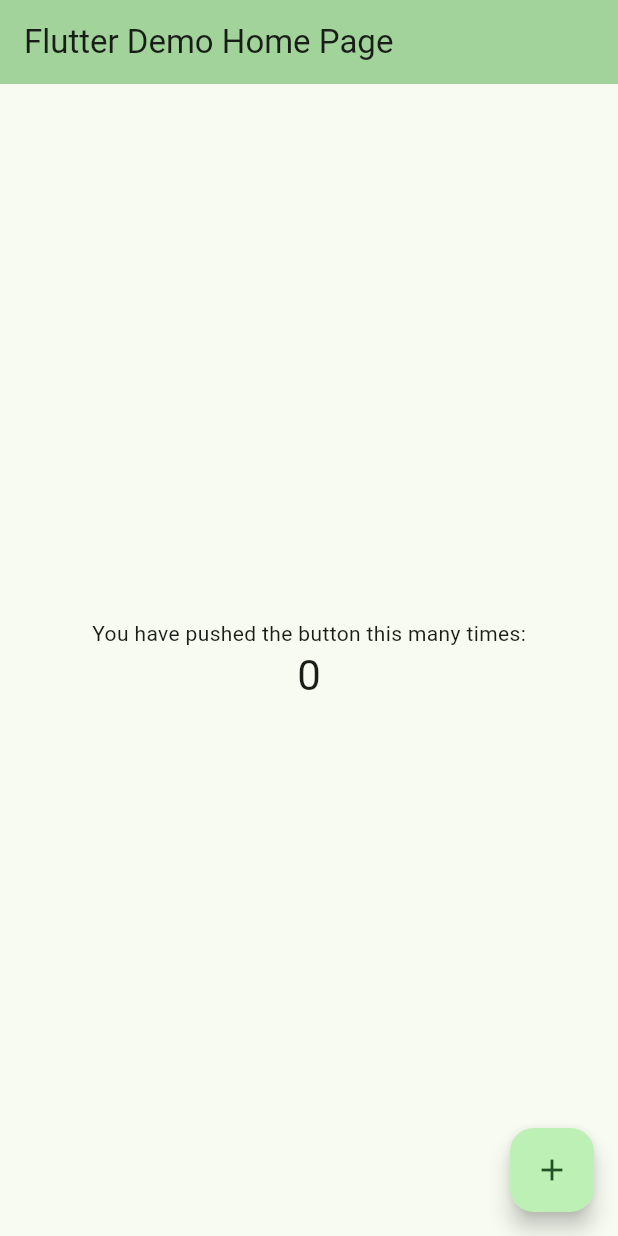
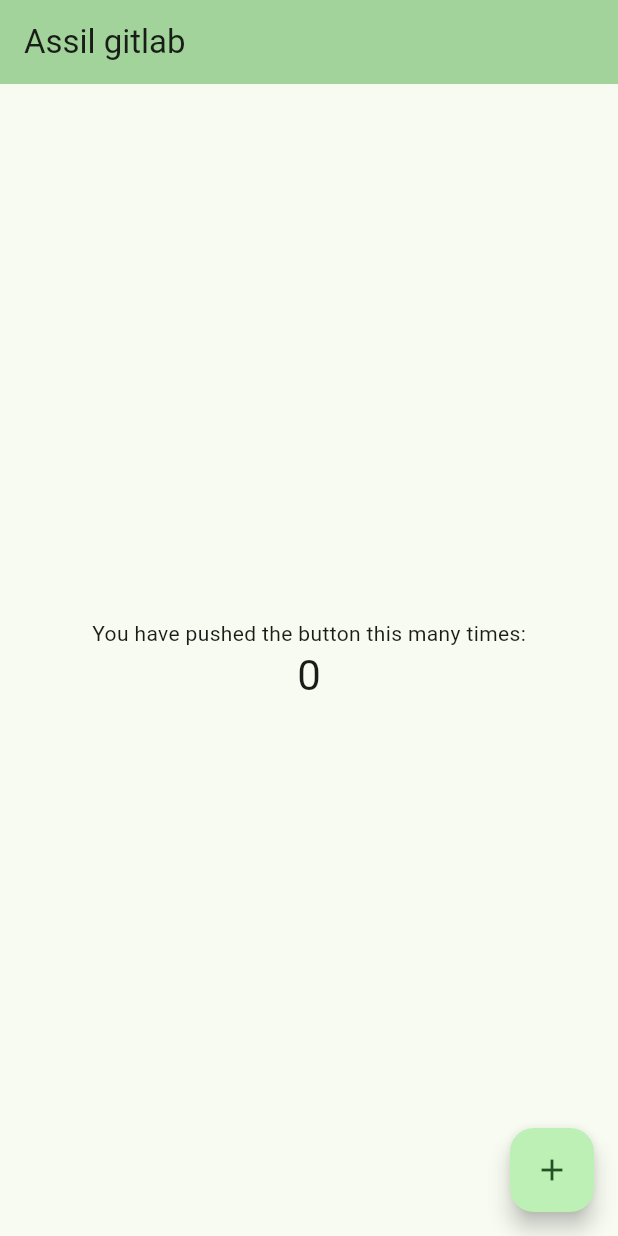
Before and after one commit to aconitum001/tesst_lab, a Flutter app: the screen it shows after launch, on a phone screen of 412 x 824 dp. Run offline on Flutter 3.47's test engine with Material 3 defaults, Android fonts, the phone set to English and light mode, and no system bars.

Commit message:
changed app bar

```diff
--- a/lib/main.dart
+++ b/lib/main.dart
@@ -15,7 +15,7 @@ class MyApp extends StatelessWidget {
         colorScheme: ColorScheme.fromSeed(seedColor: Colors.green),
         useMaterial3: true,
       ),
-      home: const MyHomePage(title: 'Flutter Demo Home Page'),
+      home: const MyHomePage(title: 'Assil gitlab'),
     );
   }
 }
```
